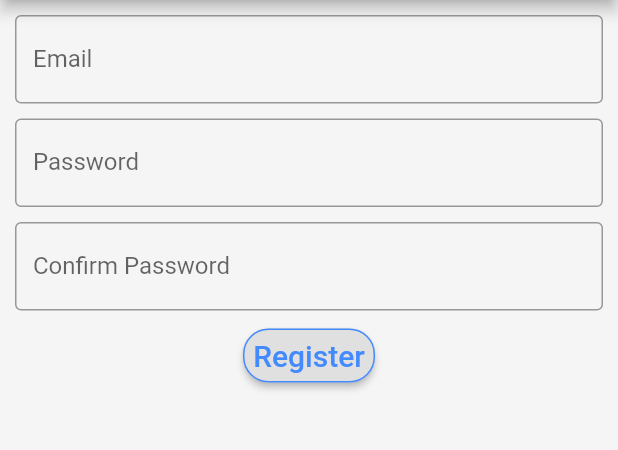
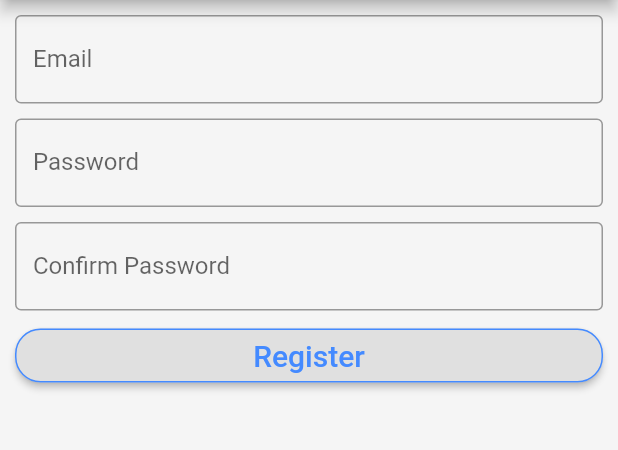
Before and after one commit to KyleLynch20/hotel_for_dogs, a Flutter app: the screen it shows after launch, after a tap on "Register", on a phone screen of 412 x 824 dp, the part 84-534 px from its top. Run offline on Flutter 3.47's test engine with Material 2 defaults, Android fonts, the phone set to English and light mode, and no system bars; our stand-ins replace firebase_auth, firebase_core; accounts and stored records are empty; network calls fail.

Commit message:
register working

```diff
--- a/lib/LoginAndRegister/login.dart
+++ b/lib/LoginAndRegister/login.dart
@@ -1,10 +1,9 @@
 import 'package:flutter/material.dart';
 import 'package:hotel_for_dogs/LoginAndRegister/custom_text_field.dart';
-import 'package:hotel_for_dogs/LoginAndRegister/custom_button.dart';
+import 'package:hotel_for_dogs/database.dart';
 import 'package:hotel_for_dogs/image_container.dart';
 
 class Login extends StatefulWidget {
-
   @override
   _LoginState createState() => _LoginState();
 }
@@ -12,6 +11,19 @@ class Login extends StatefulWidget {
 class _LoginState extends State<Login> {
   final emailController = TextEditingController();
   final passwordController = TextEditingController();
+  Future<String> delivery;
+  String errorMessage = "";
+
+  void _login() async {
+    delivery = Database.login(emailController.text, passwordController.text);
+    await delivery.then((String result) => setState(() {
+      if (result == "success") {
+        //Navigator.pushNamed(context, "/");
+      } else {
+        errorMessage = result;
+      }
+    }));
+  }
 
   @override
   Widget build(BuildContext context) {
@@ -29,7 +41,21 @@ class _LoginState extends State<Login> {
                 ImageContainer(),
                 CustomTextField("Email", emailController),
                 CustomTextField("Password", passwordController),
-                CustomButton("Login",context,"/main",emailController, passwordController, "login"),
+                Container(
+                  padding: const EdgeInsets.fromLTRB(10.0, 6.0, 10.0, 0.0),
+                  child:  RaisedButton(
+                      shape: RoundedRectangleBorder(
+                          borderRadius: BorderRadius.circular(17.0),
+                          side: BorderSide(color: Colors.blueAccent)
+                      ),
+                      onPressed: () {
+                        _login();
+                      },
+                      textColor: Colors.blueAccent,
+                      padding: const EdgeInsets.all(0.0),
+                      child: Text("Login", style: TextStyle(fontSize: 20), )
+                  ),
+                ),
                 Container(
                   padding: const EdgeInsets.fromLTRB(10.0, 6.0, 10.0, 0.0),
                   child:  RaisedButton(
@@ -44,6 +70,12 @@ class _LoginState extends State<Login> {
                       padding: const EdgeInsets.all(0.0),
                       child: Text("Register", style: TextStyle(fontSize: 20), )
                   ),
+                ),
+                Container(
+                  padding: const EdgeInsets.fromLTRB(10.0, 6.0, 10.0, 0.0),
+                  child: Center(
+                      child: Text(errorMessage, style: TextStyle(fontSize: 20, color: Colors.red))
+                  ),
                 )
             ],
               )
--- a/lib/LoginAndRegister/register.dart
+++ b/lib/LoginAndRegister/register.dart
@@ -35,6 +35,8 @@ class _RegisterState extends State<Register>{
             title: Text('Dog Hotel'),
           ),
           body: Column(
+            mainAxisAlignment: MainAxisAlignment.start,
+            crossAxisAlignment: CrossAxisAlignment.stretch,
             children: [
               CustomTextField("Email", emailController),
               CustomTextField("Password", passwordController),
@@ -47,9 +49,7 @@ class _RegisterState extends State<Register>{
                         side: BorderSide(color: Colors.blueAccent)
                     ),
                     onPressed: () {
-                      setState(() {
-                        emailSignUp();
-                      });
+                      emailSignUp();
                     },
                     textColor: Colors.blueAccent,
                     padding: const EdgeInsets.all(0.0),
@@ -58,7 +58,9 @@ class _RegisterState extends State<Register>{
               ),
               Container(
                 padding: const EdgeInsets.fromLTRB(10.0, 6.0, 10.0, 0.0),
-                child: Text(errorMessage),
+                child: Center(
+                    child: Text(errorMessage, style: TextStyle(fontSize: 20, color: Colors.red),)
+                ),
               )
 
             ],
```
Also changed, not shown: lib/database.dart (+29 -0 lines), lib/forum_page.dart (added).
